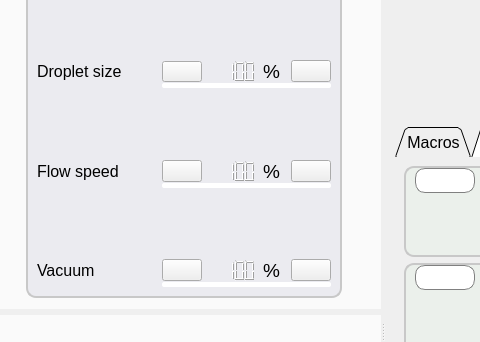
Above: apps/Lab-on-a-tip/Lab-on-a-tip.ui from bellonemauro/Labonatip2.0 before the change; both pictures show x 622 to 1102 and y 83 to 425 of the 1400 by 818 pixel window. Below: the same form after it.
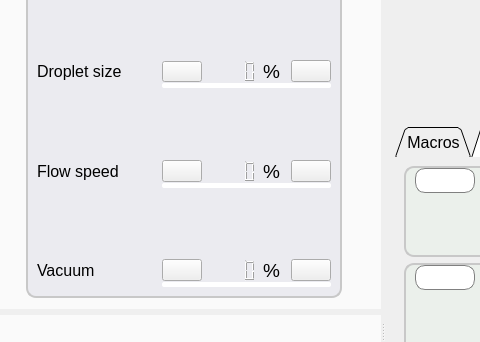
That is the form after the change. Icons and pictures are not drawn. Custom widgets are drawn as their Qt base class.

```diff
--- a/apps/Lab-on-a-tip/Lab-on-a-tip.ui
+++ b/apps/Lab-on-a-tip/Lab-on-a-tip.ui
@@ -748,10 +748,10 @@
                      <number>3</number>
                     </property>
                     <property name="value" stdset="0">
-                     <double>100.000000000000000</double>
+                     <double>0.000000000000000</double>
                     </property>
                     <property name="intValue" stdset="0">
-                     <number>100</number>
+                     <number>0</number>
                     </property>
                    </widget>
                   </item>
@@ -764,10 +764,10 @@
                      <number>3</number>
                     </property>
                     <property name="value" stdset="0">
-                     <double>100.000000000000000</double>
+                     <double>0.000000000000000</double>
                     </property>
                     <property name="intValue" stdset="0">
-                     <number>100</number>
+                     <number>0</number>
                     </property>
                    </widget>
                   </item>
@@ -816,10 +816,10 @@
                      <number>3</number>
                     </property>
                     <property name="value" stdset="0">
-                     <double>100.000000000000000</double>
+                     <double>0.000000000000000</double>
                     </property>
                     <property name="intValue" stdset="0">
-                     <number>100</number>
+                     <number>0</number>
                     </property>
                    </widget>
                   </item>
```
